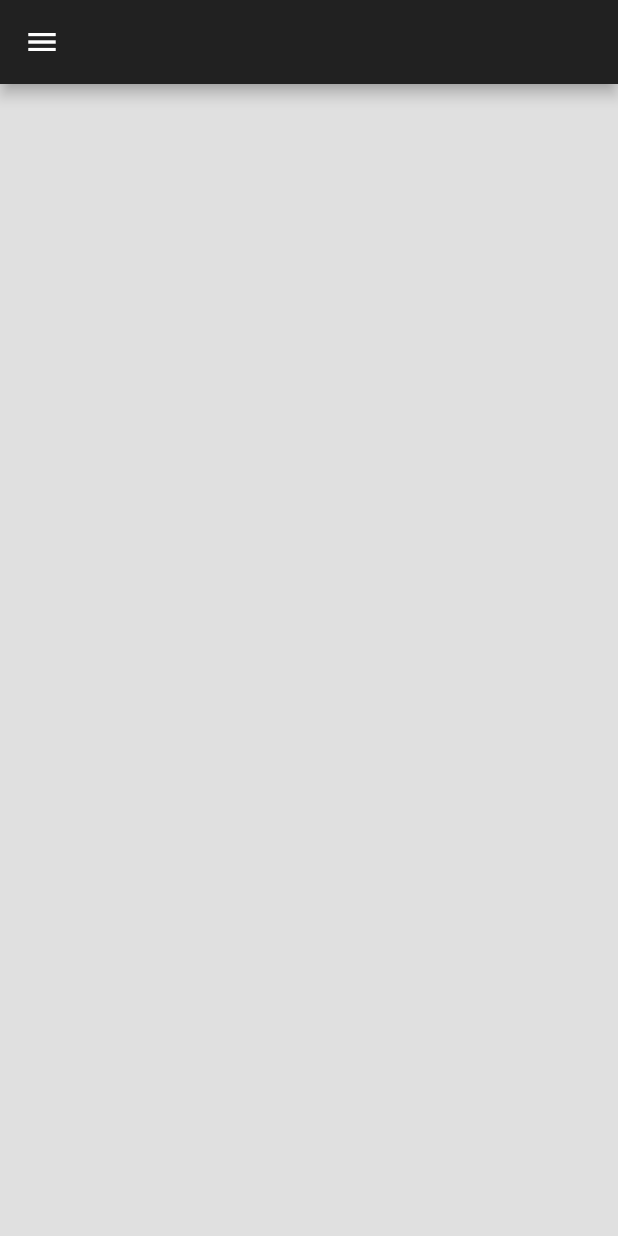
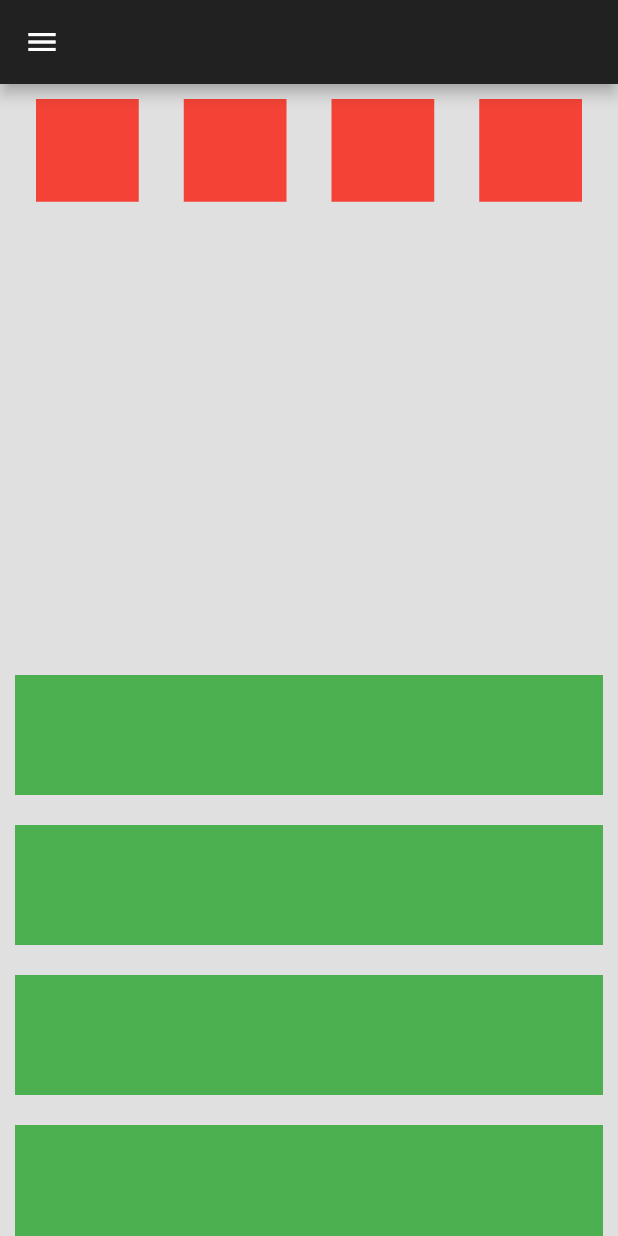
Before and after one commit to alikazemidev/responsive_dashboard, a Flutter app: the TabletScaffold screen opened directly, on a phone screen of 412 x 824 dp. Run offline on Flutter 3.47's test engine with Material 2 defaults, Android fonts, the light colour scheme and no system bars.

Commit message:
add some code

```diff
--- a/lib/responsive/table_scaffold.dart
+++ b/lib/responsive/table_scaffold.dart
@@ -1,5 +1,8 @@
 import 'package:flutter/material.dart';
 import 'package:responsive_dash/constants/constants.dart';
+
+import '../utils/my_box.dart';
+import '../utils/my_tile.dart';
 
 class TabletScaffold extends StatefulWidget {
   const TabletScaffold({super.key});
@@ -11,10 +14,43 @@ class TabletScaffold extends StatefulWidget {
 class _TabletScaffoldState extends State<TabletScaffold> {
   @override
   Widget build(BuildContext context) {
-     return  Scaffold(
+    return Scaffold(
       backgroundColor: myDefaultBg,
-      appBar:myAppBar,
+      appBar: myAppBar,
       drawer: myDrawer,
+      body: Column(
+        children: [
+          // 4box
+          Expanded(
+            child: AspectRatio(
+              aspectRatio: 1,
+              child: SizedBox(
+                width: double.infinity,
+                child: GridView.builder(
+                  itemCount: 4,
+                  gridDelegate: const SliverGridDelegateWithFixedCrossAxisCount(
+                    crossAxisCount: 4,
+                    mainAxisSpacing: 10,
+                    crossAxisSpacing: 10,
+                  ),
+                  itemBuilder: (context, index) {
+                    return const MYBox();
+                  },
+                ),
+              ),
+            ),
+          ),
+          Expanded(
+            child: ListView.builder(
+              itemCount: 10,
+              itemBuilder: (BuildContext context, int index) {
+                return MyTile();
+              },
+            ),
+          )
+          // tile
+        ],
+      ),
     );
   }
 }
```
